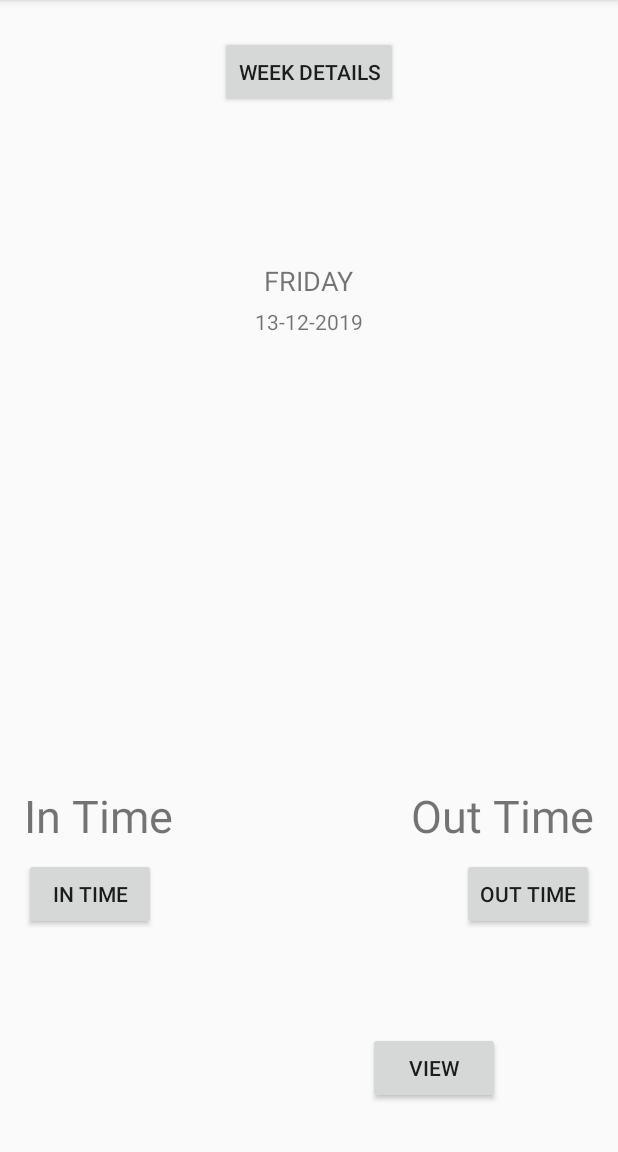
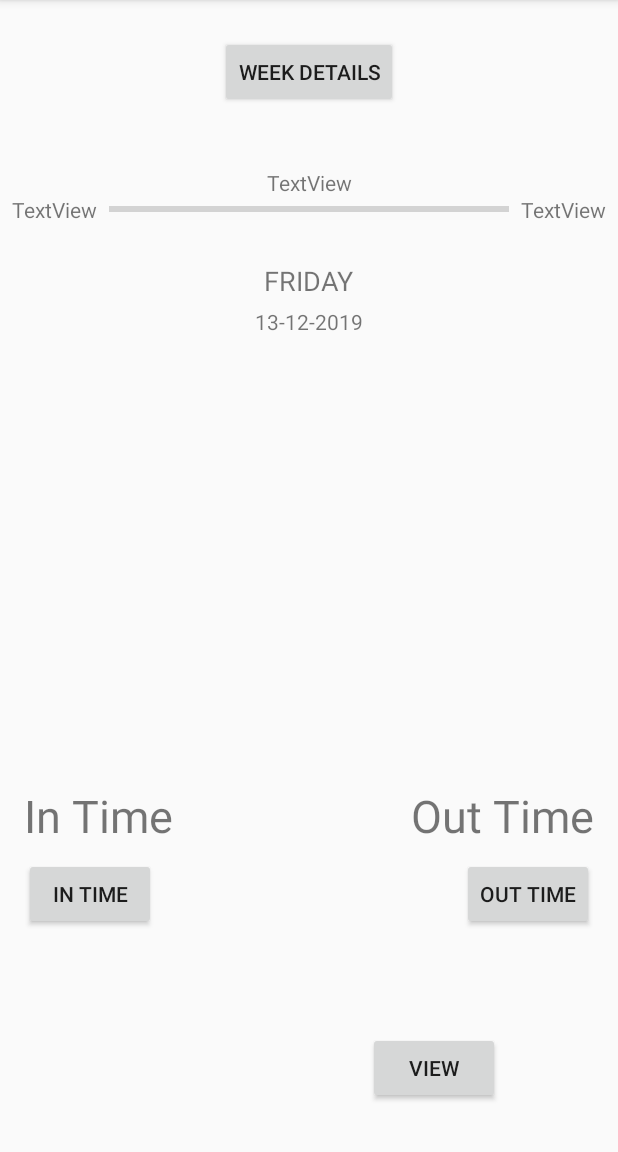
Before and after one commit to vjack33/Time-Runner, an Android app: the screen it shows after launch (MainActivity), on a phone screen of 412 x 824 dp, the part 84-1236 px from its top. Run offline under Robolectric (Android 15) with nearby library versions, the phone set to English and light mode, and no system bars.

Commit message:
Initial Commit fixed crash

```diff
--- a/app/src/main/res/layout/activity_main.xml
+++ b/app/src/main/res/layout/activity_main.xml
@@ -232,6 +232,47 @@
         app:layout_constraintStart_toStartOf="@+id/textViewToday"
         app:layout_constraintTop_toBottomOf="@+id/textViewToday" />
 
+    <ProgressBar
+        android:id="@+id/progressBar"
+        style="?android:attr/progressBarStyleHorizontal"
+        android:layout_width="0dp"
+        android:layout_height="wrap_content"
+        android:layout_marginStart="8dp"
+        android:layout_marginTop="32dp"
+        android:layout_marginEnd="8dp"
+        app:layout_constraintBottom_toTopOf="@+id/textViewToday"
+        app:layout_constraintEnd_toStartOf="@+id/textViewProgressEnd"
+        app:layout_constraintStart_toEndOf="@+id/textViewProgressStart"
+        app:layout_constraintTop_toBottomOf="@+id/buttonWeekDetail" />
+
+    <TextView
+        android:id="@+id/textViewPercent"
+        android:layout_width="wrap_content"
+        android:layout_height="wrap_content"
+        android:text="TextView"
+        app:layout_constraintBottom_toTopOf="@+id/progressBar"
+        app:layout_constraintEnd_toEndOf="parent"
+        app:layout_constraintStart_toStartOf="parent" />
+
+    <TextView
+        android:id="@+id/textViewProgressStart"
+        android:layout_width="wrap_content"
+        android:layout_height="wrap_content"
+        android:layout_marginStart="8dp"
+        android:text="TextView"
+        app:layout_constraintBottom_toBottomOf="@+id/progressBar"
+        app:layout_constraintStart_toStartOf="parent"
+        app:layout_constraintTop_toTopOf="@+id/progressBar" />
+
+    <TextView
+        android:id="@+id/textViewProgressEnd"
+        android:layout_width="wrap_content"
+        android:layout_height="wrap_content"
+        android:layout_marginEnd="8dp"
+        android:text="TextView"
+        app:layout_constraintBottom_toBottomOf="@+id/progressBar"
+        app:layout_constraintEnd_toEndOf="parent"
+        app:layout_constraintTop_toTopOf="@+id/progressBar" />
 
 
-    </androidx.constraintlayout.widget.ConstraintLayout>
+</androidx.constraintlayout.widget.ConstraintLayout>
```
Also changed, not shown: app/src/main/java/com/example/swipper/MainActivity.kt (+38 -3 lines), app/src/main/java/com/example/swipper/StartActivity.kt (added, +19 -0 lines).
